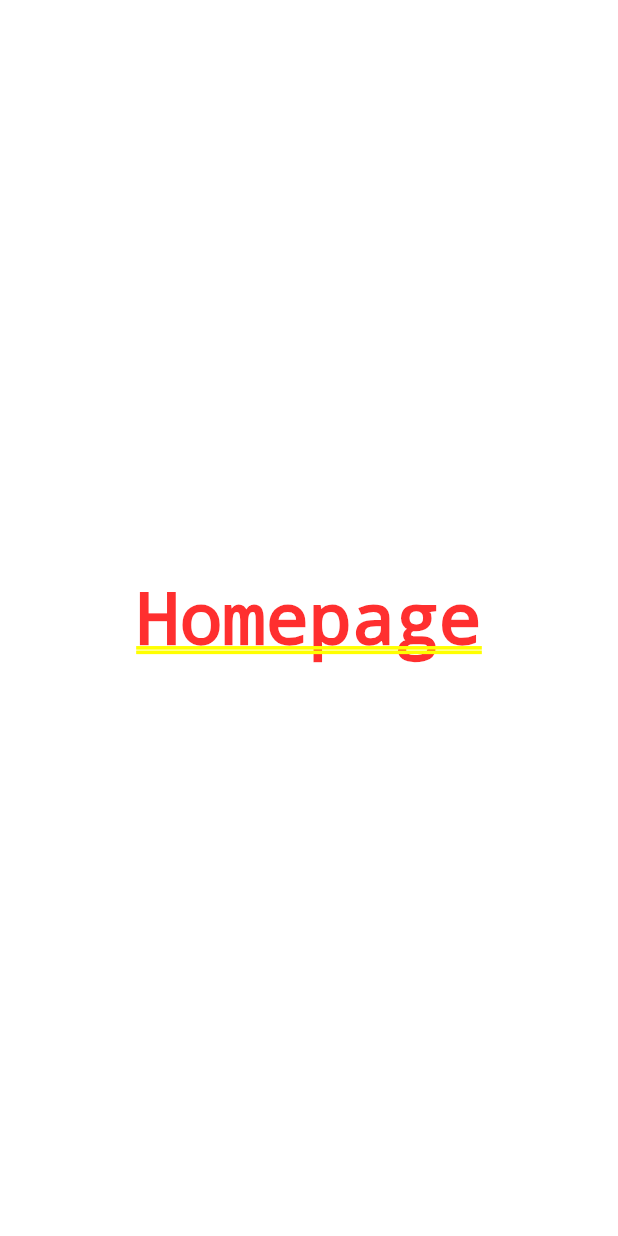
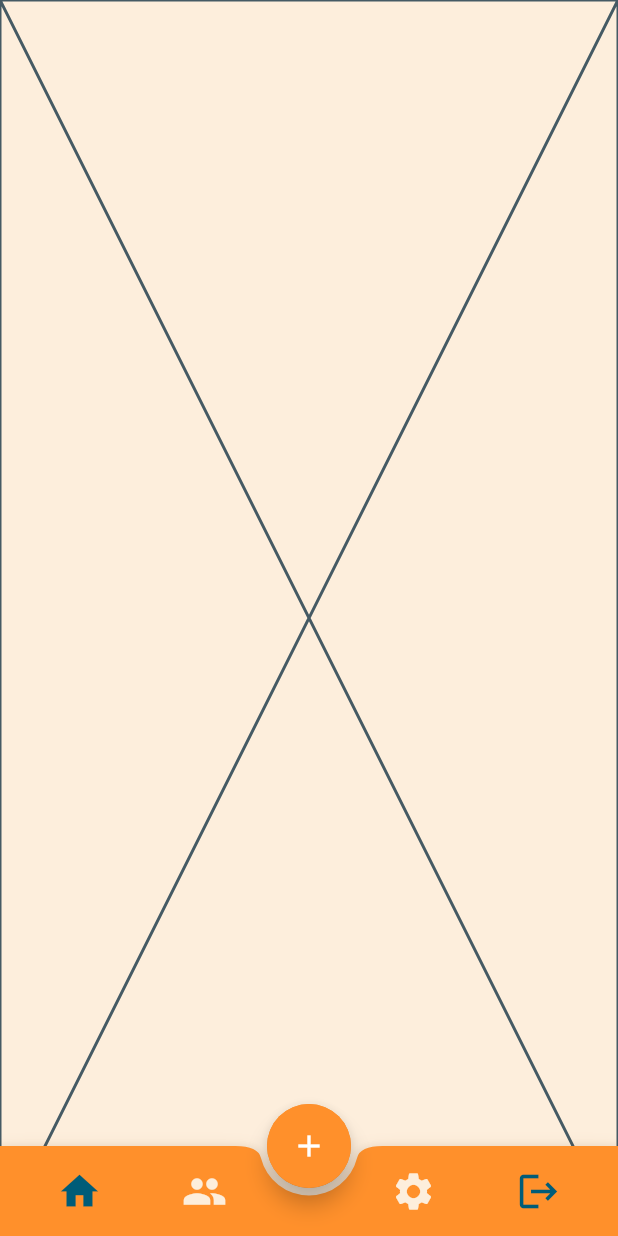
Before and after one commit to gmulonga/toppos-point-of-sale, a Flutter app: the screen it shows after launch, after a tap on "login", on a phone screen of 412 x 824 dp. Run offline on Flutter 3.47's test engine with Material 3 defaults, Android fonts, the phone set to English and light mode, and no system bars.

Commit message:
build: adding thr bottom navigation bar

```diff
--- /dev/null
+++ b/lib/Screens/Dashboard.dart
@@ -0,0 +1,15 @@
+import 'package:flutter/material.dart';
+
+class Dashboard extends StatefulWidget {
+  const Dashboard({super.key});
+
+  @override
+  State<Dashboard> createState() => _DashboardState();
+}
+
+class _DashboardState extends State<Dashboard> {
+  @override
+  Widget build(BuildContext context) {
+    return const Placeholder();
+  }
+}
--- a/lib/Screens/Homepage.dart
+++ b/lib/Screens/Homepage.dart
@@ -1,4 +1,7 @@
 import 'package:flutter/material.dart';
+import 'package:toppos/Constants/Constants.dart';
+import 'package:toppos/Screens/UsersPage.dart';
+import 'package:animations/animations.dart';
 
 class Homepage extends StatefulWidget {
   @override
@@ -6,11 +9,116 @@ class Homepage extends StatefulWidget {
 }
 
 class _HomepageState extends State<Homepage> {
+  int _selectedIndex = 0;
+
   @override
   Widget build(BuildContext context) {
-    return Container(
-      child: Center(
-        child: Text('Homepage'),
+    PageController _myPage = PageController(initialPage: 0);
+    return Scaffold(
+      backgroundColor: kBgCream,
+      extendBody: true,
+      floatingActionButton: OpenContainer(
+        closedColor: kDarkYellow,
+        transitionType: ContainerTransitionType.fade,
+        openBuilder: (BuildContext context, VoidCallback _) {
+          return Userspage();
+        },
+        closedElevation: 6.0,
+        closedShape: const RoundedRectangleBorder(
+          borderRadius: BorderRadius.all(Radius.circular(56)),
+        ),
+        closedBuilder: (BuildContext context, VoidCallback openContainer) {
+          return FloatingActionButton(
+            onPressed: openContainer,
+            backgroundColor: kDarkYellow,
+            child: Icon(
+              Icons.add,
+              color: Colors.white,
+            ),
+          );
+        },
+      ),
+      floatingActionButtonLocation: FloatingActionButtonLocation.centerDocked,
+      bottomNavigationBar: BottomAppBar(
+        elevation: 6.0,
+        shadowColor: kDarkYellow,
+        padding: const EdgeInsets.symmetric(horizontal: 10),
+        height: 60,
+        color: kDarkYellow,
+        shape: const CircularNotchedRectangle(),
+        notchMargin: 5,
+        child: Row(
+          mainAxisSize: MainAxisSize.max,
+          mainAxisAlignment: MainAxisAlignment.spaceBetween,
+          children: <Widget>[
+            IconButton(
+              iconSize: 30.0,
+              padding: EdgeInsets.only(left: 28.0),
+              icon: Icon(
+                Icons.home,
+                color: _selectedIndex == 0 ? kLightBlue : kBgCream,
+              ),
+              onPressed: () {
+                setState(() {
+                  _selectedIndex = 0;
+                  _myPage.jumpToPage(0);
+                });
+              },
+            ),
+            IconButton(
+              iconSize: 30.0,
+              padding: EdgeInsets.only(right: 28.0),
+              icon: Icon(
+                Icons.people,
+                color: _selectedIndex == 1 ? kLightBlue : kBgCream,
+              ),
+              onPressed: () {
+                setState(() {
+                  _selectedIndex = 1;
+                  _myPage.jumpToPage(1);
+                });
+              },
+            ),
+            IconButton(
+              iconSize: 30.0,
+              padding: EdgeInsets.only(left: 28.0),
+              icon: Icon(
+                Icons.settings,
+                color: _selectedIndex == 2 ? kLightBlue : kBgCream,
+              ),
+              onPressed: () {
+                setState(() {
+                  _selectedIndex = 2;
+                  _myPage.jumpToPage(2);
+                });
+              },
+            ),
+            IconButton(
+              iconSize: 30.0,
+              padding: EdgeInsets.only(right: 28.0),
+              icon: Icon(
+                Icons.logout,
+                color: _selectedIndex == 3 ? kDarkBlue : kLightBlue,
+              ),
+              onPressed: () {
+                setState(() {
+                  _selectedIndex = 3;
+                  // sign out
+                  Navigator.pop(context);
+                });
+              },
+            ),
+          ],
+        ),
+      ),
+      body: PageView(
+        controller: _myPage,
+        children: <Widget>[
+          Userspage(),
+          Userspage(),
+          Userspage(),
+        ],
+        physics: NeverScrollableScrollPhysics(),
       ),
     );
   }
--- a/lib/Screens/LoginScreen.dart
+++ b/lib/Screens/LoginScreen.dart
@@ -60,7 +60,28 @@ class _LoginscreenState extends State<Loginscreen> {
                       },
                       label: 'login',
                     ),
-                  )
+                  ),
+                  Padding(
+                    padding: EdgeInsets.symmetric(vertical: 10, horizontal: 20),
+                    child: Align(
+                      alignment: Alignment.centerRight,
+                      child: GestureDetector(
+                        onTap: () {
+                          Navigator.push(
+                            context,
+                            MaterialPageRoute(builder: (context) => Homepage()),
+                          );
+                        },
+                        child: Text(
+                          'Forgot Password',
+                          style: TextStyle(
+                            color: kLightBlue,
+                            decoration: TextDecoration.underline,
+                          ),
+                        ),
+                      ),
+                    ),
+                  ),
                 ],
               )
             ],
--- /dev/null
+++ b/lib/Screens/UsersPage.dart
@@ -0,0 +1,15 @@
+import 'package:flutter/material.dart';
+
+class Userspage extends StatefulWidget {
+  const Userspage({super.key});
+
+  @override
+  State<Userspage> createState() => _UserspageState();
+}
+
+class _UserspageState extends State<Userspage> {
+  @override
+  Widget build(BuildContext context) {
+    return const Placeholder();
+  }
+}
--- a/pubspec.yaml
+++ b/pubspec.yaml
@@ -13,6 +13,7 @@ dependencies:
     sdk: flutter
 
   cupertino_icons: ^1.0.6
+  animations: ^2.0.10
 
 dev_dependencies:
   flutter_test:
```
Also changed, not shown: pubspec.lock.
